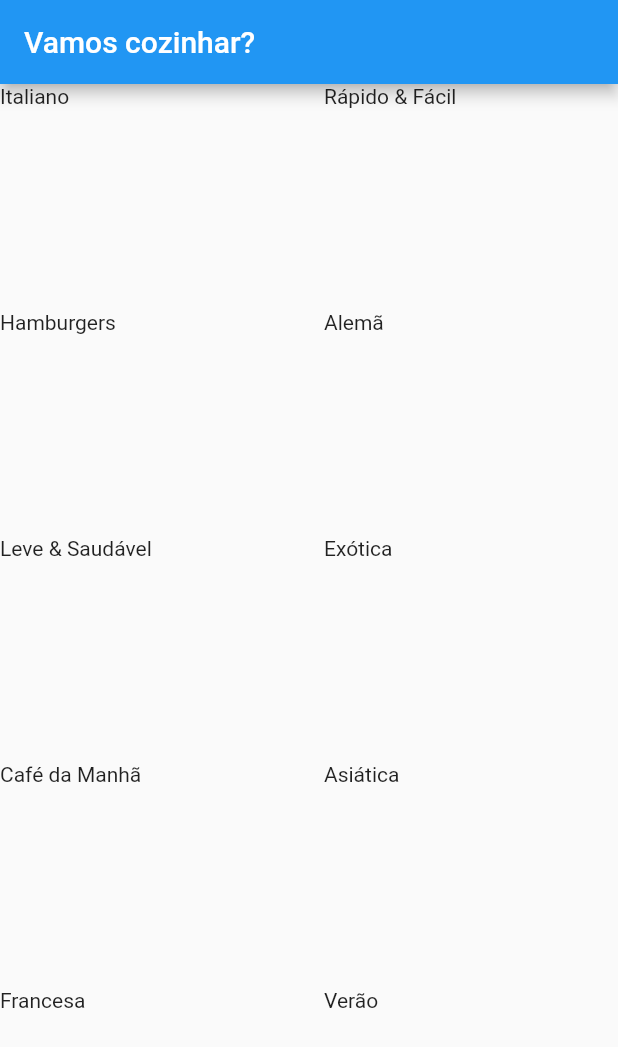
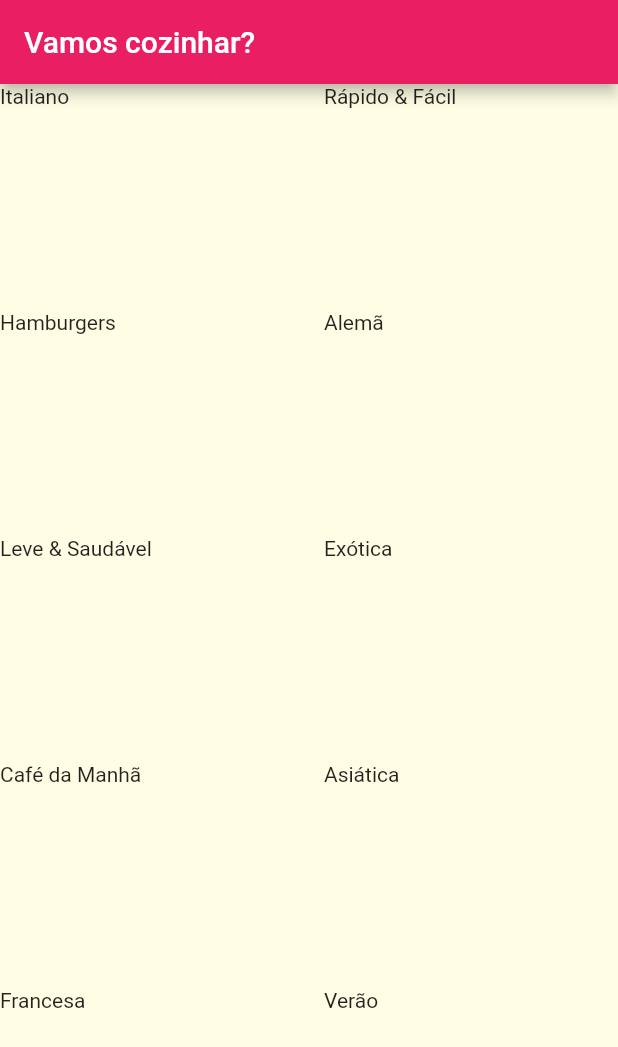
Before and after one commit to RicardoRaymundo/meals_app, a Flutter app: the screen it shows after launch, on a phone screen of 412 x 824 dp. Shown: the top 1047 px of the screen. Run offline on Flutter 3.47's test engine with Material 2 defaults, Android fonts, the phone set to English and light mode, and no system bars.

Commit message:
FEAT: Added Theme data

```diff
--- a/lib/main.dart
+++ b/lib/main.dart
@@ -10,10 +10,24 @@ class MyApp extends StatelessWidget {
 
   @override
   Widget build(BuildContext context) {
+    final themeData = ThemeData();
+
     return MaterialApp(
       title: 'Vamos Cozinhar?',
       theme: ThemeData(
-        primarySwatch: Colors.blue,
+        colorScheme: themeData.colorScheme.copyWith(
+          primary: Colors.pink,
+          secondary: Colors.amber,
+        ),
+        primarySwatch: Colors.pink,
+        fontFamily: 'Raleway',
+        canvasColor: Color.fromRGBO(255, 254, 229, 1),
+        textTheme: ThemeData.light().textTheme.copyWith(
+              titleMedium: const TextStyle(
+                fontFamily: 'RobotoCondensed',
+                fontSize: 20,
+              ),
+            ),
       ),
       home: const CategoriesScreen(),
     );
```
